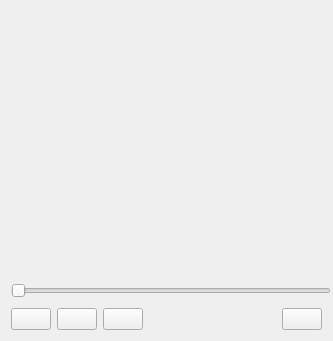
Above: src/GUI/ui/PreviewWidget.ui from VLMC/vlmc before the change. Below: the same form after it.
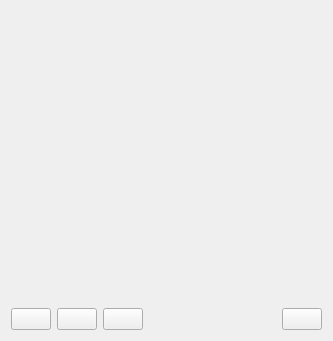
That is the form after the change. Icons and pictures are not drawn. Custom widgets are drawn as their Qt base class.

Commit message: New advanced slider added into the preview's dock widget

The edit to the form file:
```diff
--- a/src/GUI/ui/PreviewWidget.ui
+++ b/src/GUI/ui/PreviewWidget.ui
@@ -138,25 +138,6 @@
      </item>
     </layout>
    </item>
-   <item row="2" column="0">
-    <widget class="Slider" name="seekSlider">
-     <property name="sizePolicy">
-      <sizepolicy hsizetype="Preferred" vsizetype="Preferred">
-       <horstretch>0</horstretch>
-       <verstretch>0</verstretch>
-      </sizepolicy>
-     </property>
-     <property name="minimumSize">
-      <size>
-       <width>320</width>
-       <height>23</height>
-      </size>
-     </property>
-     <property name="orientation">
-      <enum>Qt::Horizontal</enum>
-     </property>
-    </widget>
-   </item>
    <item row="1" column="0">
     <widget class="QWidget" name="renderWidget" native="true">
      <property name="sizePolicy">
@@ -180,13 +161,24 @@
      </property>
     </widget>
    </item>
+   <item row="2" column="0">
+    <widget class="PreviewRuler" name="rulerWidget" native="true">
+     <property name="minimumSize">
+      <size>
+       <width>0</width>
+       <height>30</height>
+      </size>
+     </property>
+    </widget>
+   </item>
   </layout>
  </widget>
  <customwidgets>
   <customwidget>
-   <class>Slider</class>
-   <extends>QSlider</extends>
-   <header>Slider.h</header>
+   <class>PreviewRuler</class>
+   <extends>QWidget</extends>
+   <header>PreviewRuler.h</header>
+   <container>1</container>
   </customwidget>
  </customwidgets>
  <resources>
```
The commit also changes 9 other files.
